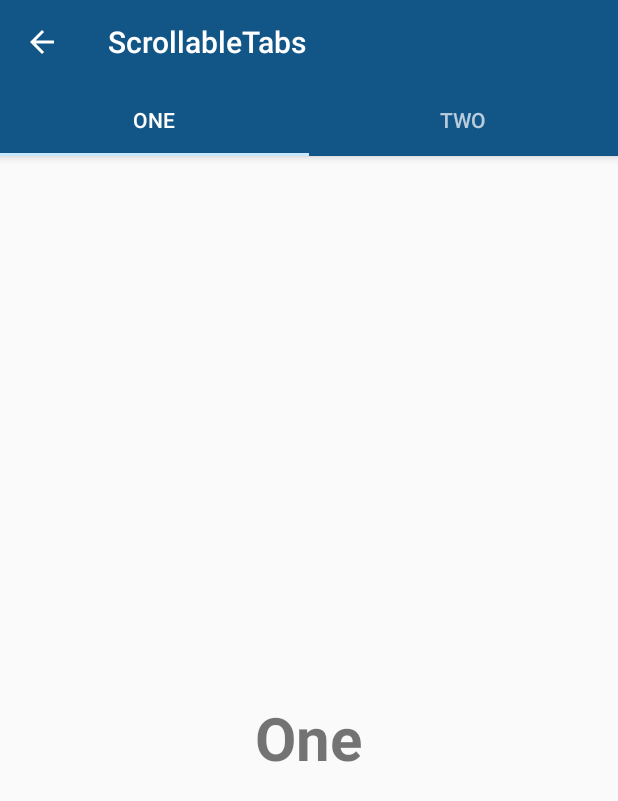
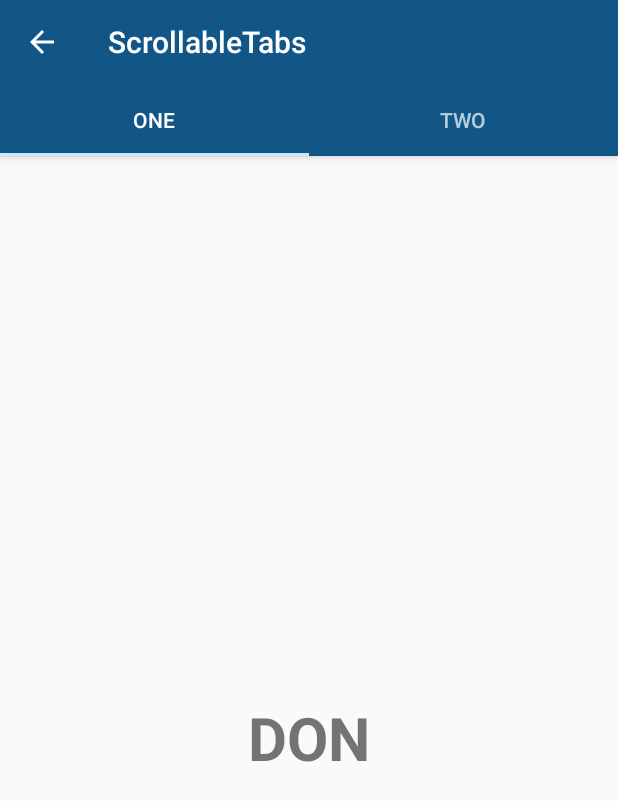
Before and after one commit to nirajmark/ScrollableTabs, an Android app: the screen it shows after launch (MainActivity), on a phone screen of 412 x 824 dp. Shown: the top 801 px of the screen. Run offline under Robolectric (Android 15) with nearby library versions, the phone set to English and light mode, and no system bars.

Commit message:
Sending data from activity to fragment

```diff
--- a/app/src/main/java/com/company/scrollabletabs/MainActivity.java
+++ b/app/src/main/java/com/company/scrollabletabs/MainActivity.java
@@ -39,8 +39,14 @@ public class MainActivity extends AppCompatActivity {
     }
 
     private void setupViewPager(ViewPager viewPager) {
+        Bundle bundle=new Bundle();
+        bundle.putString("name", "DON");
+
+        OneFragment fragmentOne = new OneFragment();
+        fragmentOne.setArguments(bundle);
+
         ViewPagerAdapter adapter = new ViewPagerAdapter(getSupportFragmentManager());
-        adapter.addFragment(new OneFragment(), "ONE");
+        adapter.addFragment(fragmentOne, "ONE");
         adapter.addFragment(new TwoFragment(), "TWO");
 
         viewPager.setAdapter(adapter);
@@ -77,3 +83,4 @@ public class MainActivity extends AppCompatActivity {
 }
 
 //Link : https://www.androidhive.info/2015/09/android-material-design-working-with-tabs/
+//link : https://stackoverflow.com/questions/18949746/how-to-send-data-from-activity-to-fragment
--- a/app/src/main/java/com/company/scrollabletabs/fragments/OneFragment.java
+++ b/app/src/main/java/com/company/scrollabletabs/fragments/OneFragment.java
@@ -6,6 +6,7 @@ import android.support.v4.app.Fragment;
 import android.view.LayoutInflater;
 import android.view.View;
 import android.view.ViewGroup;
+import android.widget.TextView;
 
 import com.company.scrollabletabs.R;
 
@@ -26,7 +27,11 @@ public class OneFragment extends Fragment {
     @Override
     public View onCreateView(LayoutInflater inflater, ViewGroup container,
                              Bundle savedInstanceState) {
+        String nameText=getArguments().getString("name");
         // Inflate the layout for this fragment
-        return inflater.inflate(R.layout.fragment_one, container, false);
+        View rootView = inflater.inflate(R.layout.fragment_one, container, false);
+        TextView name = (TextView) rootView.findViewById(R.id.name);
+        name.setText(nameText);
+        return rootView;
     }
 }
--- a/app/src/main/res/layout/fragment_one.xml
+++ b/app/src/main/res/layout/fragment_one.xml
@@ -6,6 +6,7 @@
     tools:context="com.company.scrollabletabs.fragments.OneFragment">
 
     <TextView
+        android:id="@+id/name"
         android:layout_width="wrap_content"
         android:layout_height="wrap_content"
         android:text="@string/one"
```
